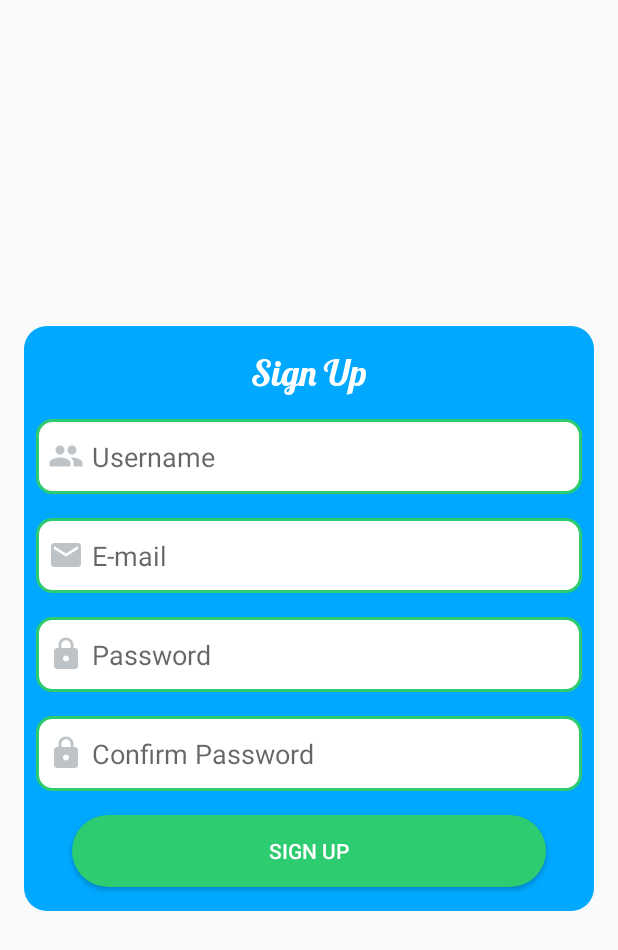
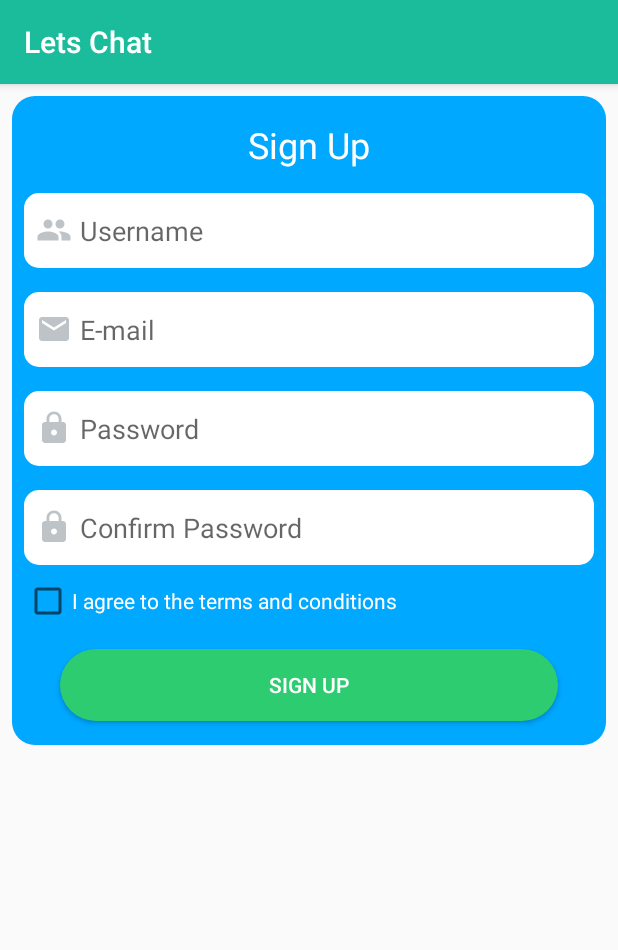
Before and after one commit to arnabmaji/LetsChat-android, an Android app: the SignUpActivity screen opened directly, with no data from a screen before it, on a phone screen of 412 x 824 dp. Shown: the top 950 px of the screen. Run offline under Robolectric (Android 15) with nearby library versions, the phone set to English and light mode, and no system bars; our stand-ins replace Firebase (no records; nobody signed in at launch, a user with empty details on screens opened directly).

Commit message:
Available Users List improved. Some minor layout changes.

```diff
--- a/app/src/main/java/io/github/arnabmaji19/letschat/ChatActivity.java
+++ b/app/src/main/java/io/github/arnabmaji19/letschat/ChatActivity.java
@@ -6,15 +6,11 @@ import androidx.recyclerview.widget.LinearLayoutManager;
 import androidx.recyclerview.widget.RecyclerView;
 
 import android.content.Context;
-import android.content.Intent;
 import android.os.Bundle;
 import android.view.View;
 import android.view.inputmethod.InputMethodManager;
 import android.widget.EditText;
-import android.widget.ImageView;
-import android.widget.ListView;
 
-import com.google.firebase.auth.FirebaseAuth;
 import com.google.firebase.database.DatabaseReference;
 import com.google.firebase.database.FirebaseDatabase;
 
@@ -32,7 +28,7 @@ public class ChatActivity extends AppCompatActivity {
     @Override
     protected void onCreate(Bundle savedInstanceState) {
         super.onCreate(savedInstanceState);
-        setContentView(R.layout.activity_main);
+        setContentView(R.layout.activity_chat);
 
         //Linking views of layout
         userMessageEditText = findViewById(R.id.user_message_edittext);
--- a/app/src/main/res/drawable/round_button_with_stroke.xml
+++ b/app/src/main/res/drawable/round_button.xml
@@ -3,7 +3,6 @@
     <item>
         <shape android:shape="rectangle">
             <solid android:color="#fff"/>
-            <stroke android:color="#2ecc71" android:width="2dp" />
             <corners android:radius="10dp" />
         </shape>
     </item>
--- a/app/src/main/res/layout/activity_sign_up.xml
+++ b/app/src/main/res/layout/activity_sign_up.xml
@@ -9,12 +9,10 @@
     <androidx.constraintlayout.widget.ConstraintLayout
         android:layout_width="match_parent"
         android:layout_height="wrap_content"
-        android:layout_marginStart="16dp"
-        android:layout_marginTop="16dp"
-        android:layout_marginEnd="16dp"
-        android:layout_marginBottom="16dp"
+        android:layout_marginStart="8dp"
+        android:layout_marginTop="8dp"
+        android:layout_marginEnd="8dp"
         android:background="@drawable/container_background"
-        app:layout_constraintBottom_toBottomOf="parent"
         app:layout_constraintEnd_toEndOf="parent"
         app:layout_constraintStart_toStartOf="parent"
         app:layout_constraintTop_toTopOf="parent">
@@ -35,8 +33,7 @@
             app:layout_constraintEnd_toEndOf="parent"
             app:layout_constraintHorizontal_bias="0.0"
             app:layout_constraintStart_toStartOf="parent"
-            app:layout_constraintTop_toBottomOf="@id/confirm_password_edittext"
-            app:layout_constraintVertical_bias="0.0" />
+            app:layout_constraintTop_toBottomOf="@+id/termsConditionsCheckBox" />
 
         <EditText
             android:id="@+id/password_edittext"
@@ -45,7 +42,7 @@
             android:layout_marginStart="8dp"
             android:layout_marginTop="16dp"
             android:layout_marginEnd="8dp"
-            android:background="@drawable/round_button_with_stroke"
+            android:background="@drawable/round_button"
             android:drawableStart="@drawable/ic_lock_black_24dp"
             android:drawablePadding="5dp"
             android:ems="10"
@@ -66,7 +63,7 @@
             android:layout_marginStart="8dp"
             android:layout_marginTop="16dp"
             android:layout_marginEnd="8dp"
-            android:background="@drawable/round_button_with_stroke"
+            android:background="@drawable/round_button"
             android:drawableStart="@drawable/ic_email_black_24dp"
             android:drawablePadding="5dp"
             android:ems="10"
@@ -87,7 +84,7 @@
             android:layout_marginStart="8dp"
             android:layout_marginTop="16dp"
             android:layout_marginEnd="8dp"
-            android:background="@drawable/round_button_with_stroke"
+            android:background="@drawable/round_button"
             android:drawableStart="@drawable/ic_people_black_24dp"
             android:drawablePadding="5dp"
             android:ems="10"
@@ -99,7 +96,7 @@
             android:textCursorDrawable="@drawable/edittext_cursor_color"
             app:layout_constraintEnd_toEndOf="parent"
             app:layout_constraintStart_toStartOf="parent"
-            app:layout_constraintTop_toBottomOf="@+id/textView" />
+            app:layout_constraintTop_toBottomOf="@+id/logInHeader" />
 
         <EditText
             android:id="@+id/confirm_password_edittext"
@@ -108,7 +105,7 @@
             android:layout_marginStart="8dp"
             android:layout_marginTop="16dp"
             android:layout_marginEnd="8dp"
-            android:background="@drawable/round_button_with_stroke"
+            android:background="@drawable/round_button"
             android:drawableStart="@drawable/ic_lock_black_24dp"
             android:drawablePadding="5dp"
             android:ems="10"
@@ -123,18 +120,29 @@
             app:layout_constraintTop_toBottomOf="@+id/password_edittext" />
 
         <TextView
-            android:id="@+id/textView"
+            android:id="@+id/logInHeader"
             android:layout_width="wrap_content"
             android:layout_height="wrap_content"
             android:layout_marginStart="8dp"
             android:layout_marginTop="16dp"
             android:layout_marginEnd="8dp"
-            android:fontFamily="@font/lobster"
+            android:fontFamily="sans-serif"
             android:text="@string/sign_up"
             android:textColor="@android:color/background_light"
             android:textSize="24sp"
             app:layout_constraintEnd_toEndOf="parent"
             app:layout_constraintStart_toStartOf="parent"
             app:layout_constraintTop_toTopOf="parent" />
+
+        <CheckBox
+            android:id="@+id/termsConditionsCheckBox"
+            android:layout_width="wrap_content"
+            android:layout_height="wrap_content"
+            android:layout_marginStart="8dp"
+            android:layout_marginTop="8dp"
+            android:text="@string/terms_conditions"
+            android:textColor="@android:color/background_light"
+            app:layout_constraintStart_toStartOf="parent"
+            app:layout_constraintTop_toBottomOf="@+id/confirm_password_edittext" />
     </androidx.constraintlayout.widget.ConstraintLayout>
 </androidx.constraintlayout.widget.ConstraintLayout>
--- a/app/src/main/res/layout/chat_message_row.xml
+++ b/app/src/main/res/layout/chat_message_row.xml
@@ -10,7 +10,7 @@
         android:layout_height="match_parent"
         android:layout_margin="8dp"
         android:text="@string/author"
-        android:textColor="#2ecc71"
+        android:textColor="#16a085"
         android:textSize="14sp"
         android:textStyle="bold" />
 
--- a/app/src/main/res/values/colors.xml
+++ b/app/src/main/res/values/colors.xml
@@ -1,6 +1,6 @@
 <?xml version="1.0" encoding="utf-8"?>
 <resources>
-    <color name="colorPrimary">#008577</color>
-    <color name="colorPrimaryDark">#00574B</color>
-    <color name="colorAccent">#D81B60</color>
+    <color name="colorPrimary">#1abc9c</color>
+    <color name="colorPrimaryDark">#16a085</color>
+    <color name="colorAccent">#2ecc71</color>
 </resources>
--- a/app/src/main/res/values/strings.xml
+++ b/app/src/main/res/values/strings.xml
@@ -11,4 +11,8 @@
     <string name="author">Author</string>
     <string name="message">Message</string>
     <string name="current_user">Current User</string>
+    <string name="user_icon">User Icon</string>
+    <string name="other_users">Other Users</string>
+    <string name="remember_login">Remember Log In information</string>
+    <string name="terms_conditions">I agree to the terms and conditions</string>
 </resources>
--- a/app/src/main/res/values/styles.xml
+++ b/app/src/main/res/values/styles.xml
@@ -1,7 +1,7 @@
 <resources>
 
     <!-- Base application theme. -->
-    <style name="AppTheme" parent="Theme.AppCompat.Light.NoActionBar">
+    <style name="AppTheme" parent="Theme.AppCompat.Light.DarkActionBar">
         <!-- Customize your theme here. -->
         <item name="colorPrimary">@color/colorPrimary</item>
         <item name="colorPrimaryDark">@color/colorPrimaryDark</item>
```
Also changed, not shown: app/src/main/java/io/github/arnabmaji19/letschat/UsersListActivity.java (+7 -5 lines), app/src/main/java/io/github/arnabmaji19/letschat/UsersListAdapter.java (+1 -8 lines), app/src/main/res/layout/activity_chat.xml (renamed from app/src/main/res/layout/activity_main.xml, +9 -14 lines), app/src/main/res/layout/activity_login.xml (+21 -12 lines), app/src/main/res/layout/activity_users_list.xml (+44 -4 lines), app/src/main/res/layout/users_list_row.xml (+17 -5 lines).
